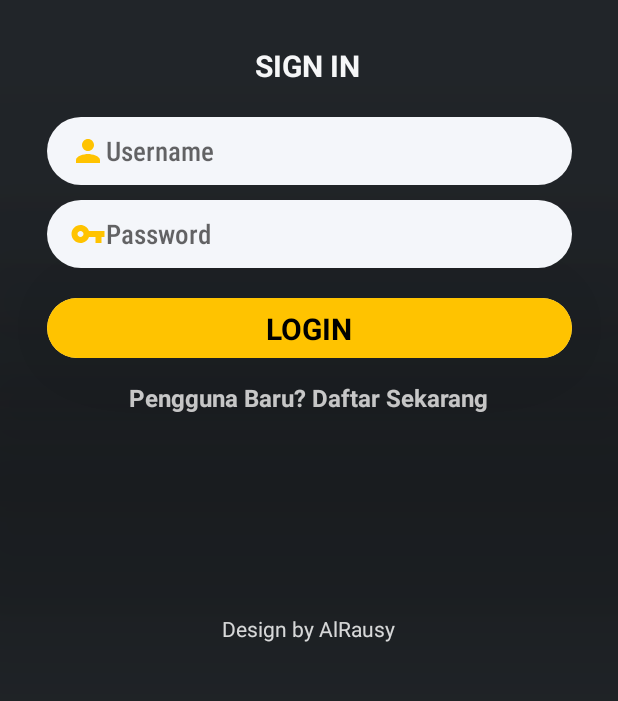
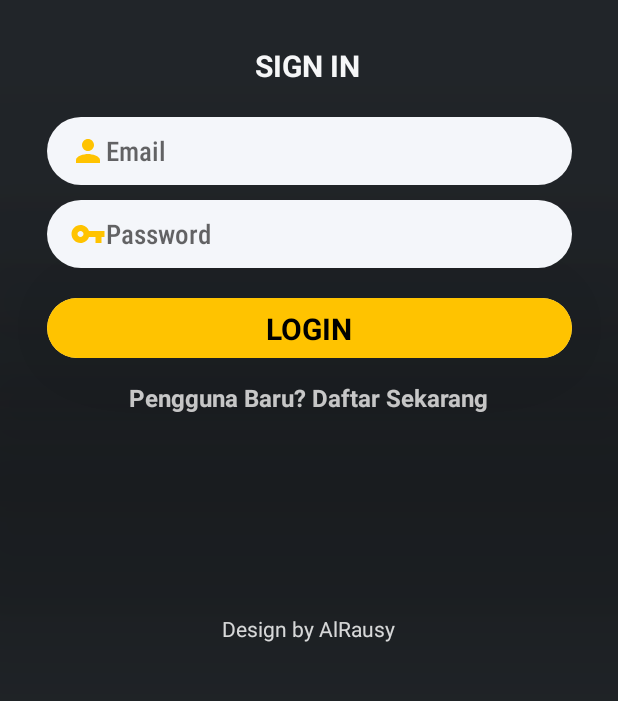
Before and after one commit to salmanrausy/ITPLN_Sehat, an Android app: the screen it shows after launch (Login), after a tap on "LOGIN", on a phone screen of 412 x 824 dp, the part 453-1154 px from its top. Run offline under Robolectric (Android 15) with nearby library versions, the phone set to English and light mode, and no system bars; Roboto replaces fonts that are not available here.

Commit message:
create logic daftar pt2 & logic login

```diff
--- a/app/src/main/java/com/example/itplnsehat/Beranda.kt
+++ b/app/src/main/java/com/example/itplnsehat/Beranda.kt
@@ -2,6 +2,7 @@ package com.example.itplnsehat
 
 import androidx.appcompat.app.AppCompatActivity
 import android.os.Bundle
+import android.widget.TextView
 
 class Beranda : AppCompatActivity() {
     override fun onCreate(savedInstanceState: Bundle?) {
@@ -9,4 +10,9 @@ class Beranda : AppCompatActivity() {
         setContentView(R.layout.activity_beranda)
     }
 
+
+    val tvBeranda = findViewById<TextView>(R.id.username)
+
+
+
 }
--- a/app/src/main/java/com/example/itplnsehat/Daftar.kt
+++ b/app/src/main/java/com/example/itplnsehat/Daftar.kt
@@ -45,7 +45,7 @@ class Daftar : AppCompatActivity() {
             {
                 val user  = User(Full_Name.text.toString(),Email.text.toString(),nomor_daftar.text.toString(), Password_daftar.text.toString())
                 val db = DataHelper(this)
-                db.insertData(user,getDate(myCalendar))
+                db.insertUser(user,getDate(myCalendar))
                 val intent = Intent(this, Beranda::class.java)
                 startActivity(intent)
             }
--- a/app/src/main/java/com/example/itplnsehat/Login.kt
+++ b/app/src/main/java/com/example/itplnsehat/Login.kt
@@ -1,5 +1,6 @@
 package com.example.itplnsehat
 
+import android.annotation.SuppressLint
 import android.content.Intent
 import androidx.appcompat.app.AppCompatActivity
 import android.os.Bundle
@@ -9,26 +10,32 @@ import android.widget.TextView
 import android.widget.Toast
 
 class Login : AppCompatActivity() {
+    @SuppressLint("Range")
     override fun onCreate(savedInstanceState: Bundle?) {
         super.onCreate(savedInstanceState)
         setContentView(R.layout.activity_login)
 
         val tvDaftar = findViewById<TextView>(R.id.register) //mencari id TextView 'register' di file activity_login
         val buttonLogin = findViewById<Button>(R.id.btnLogin) //mencari id Button 'cardSubmit' di file activity_login
-        val Username = findViewById<EditText>(R.id.username) //mencari id EditText 'username' di file activity_login
+        val Email = findViewById<EditText>(R.id.email) //mencari id EditText 'username' di file activity_login
         val Password = findViewById<EditText>(R.id.password) //mencari id EditText 'password' di file activity_login
-
+        val dbhelp=DataHelper(applicationContext)
+        val db=dbhelp.readableDatabase
         tvDaftar.setOnClickListener{
             val intent = Intent(this, Daftar::class.java)
             startActivity(intent)
         }
 
         buttonLogin.setOnClickListener{
-            if (Username.text.toString().isNotEmpty() and Password.text.toString().isNotEmpty()){
-                val intent = Intent(this, Beranda::class.java)
-                startActivity(intent)
+            if (Email.text.toString().isNotEmpty() and Password.text.toString().isNotEmpty()) {
+                val query = "SELECT * FROM user WHERE email='" + Email.text.toString() + "' AND password='" + Password.text.toString() + "'"
+                val rs = db.rawQuery(query, null)
+                if (rs.moveToFirst()) {
+                    val idUser = rs.getInt(rs.getColumnIndex("id_user"))
+                    rs.close()
+                    startActivity(Intent(this, Beranda::class.java).putExtra("id_user", idUser))
+                }
             }
-
             else {
                 val toast = Toast.makeText(applicationContext, "Lengkapi Username dan Password", Toast.LENGTH_LONG)
                 toast.show()
--- a/app/src/main/res/layout/activity_login.xml
+++ b/app/src/main/res/layout/activity_login.xml
@@ -48,14 +48,14 @@
         app:layout_constraintTop_toTopOf="parent">
 
         <EditText
-            android:id="@+id/username"
+            android:id="@+id/email"
             android:layout_width="match_parent"
             android:layout_height="45dp"
             android:layout_gravity="center"
             android:background="@drawable/bgedittext"
             android:drawableStart="@drawable/name"
             android:fontFamily="sans-serif-condensed-medium"
-            android:hint="@string/username"
+            android:hint="@string/email"
             android:paddingLeft="15dp"
             android:paddingEnd="15dp"
             android:textSize="18sp" />
```
Also changed, not shown: app/src/main/java/com/example/itplnsehat/DataHelper.kt (+31 -1 lines), app/src/main/res/layout/activity_beranda.xml (+7 -5 lines).
